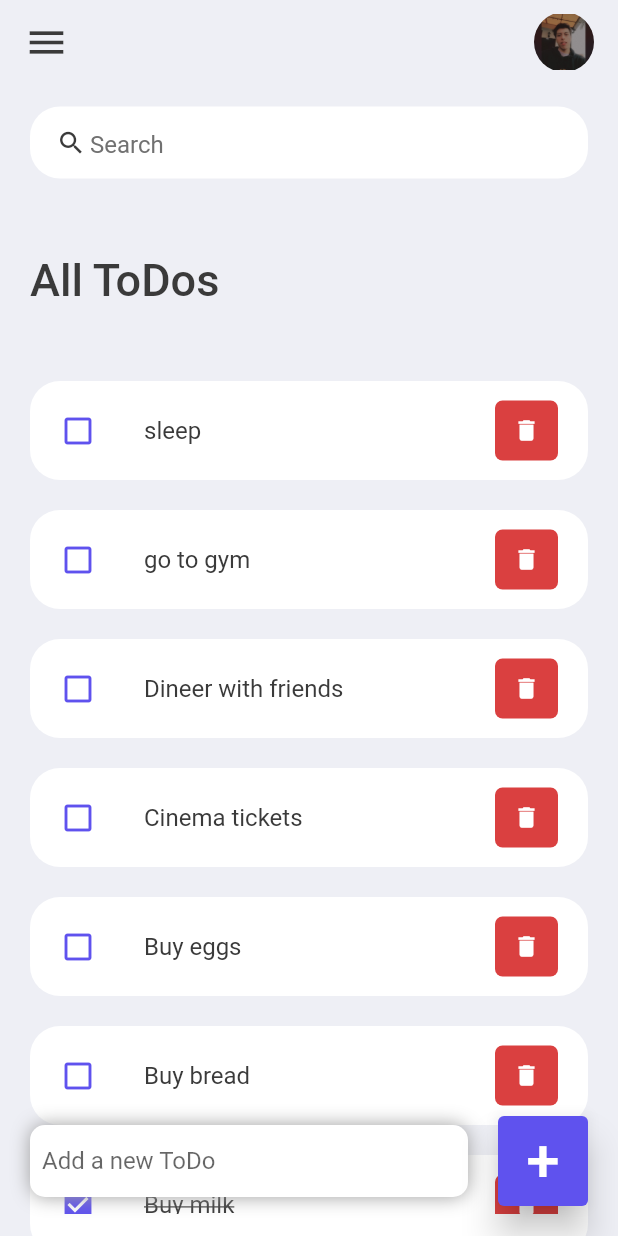
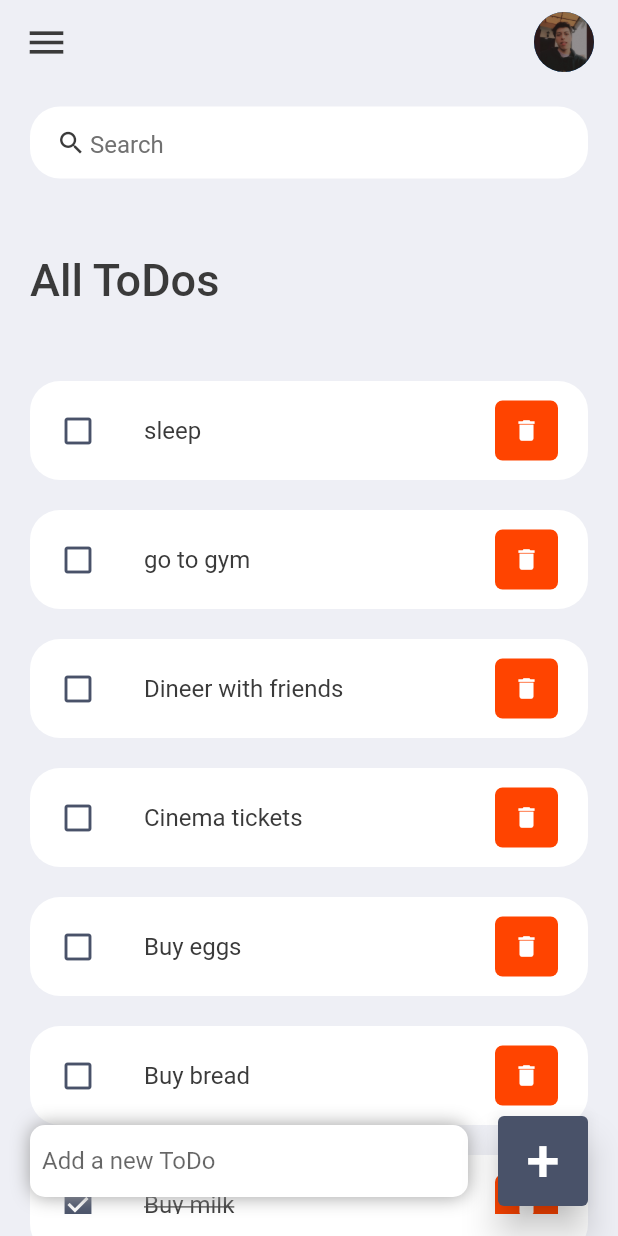
Before and after one commit to santiago01est/ToDo-App, a Flutter app: the screen it shows after launch, on a phone screen of 412 x 824 dp. Run offline on Flutter 3.47's test engine with Material 2 defaults, Android fonts, the phone set to English and light mode, and no system bars.

Commit message:
update colors theme

```diff
--- a/lib/constants/colors.dart
+++ b/lib/constants/colors.dart
@@ -1,7 +1,7 @@
 import 'package:flutter/material.dart';
 
-const Color tdRed = Color(0xFFDA4040);
-const Color tdBlue = Color(0xFF5F52EE);
+const Color tdRed = Color(0xffff4400);
+const Color tdBlueDark = Color(0xFF495269);
 
 const Color tdGrey = Color(0xFF717171);
 const Color tdBlack = Color(0xFF3A3A3A);
--- a/lib/screens/home.dart
+++ b/lib/screens/home.dart
@@ -106,7 +106,7 @@ class _HomeState extends State<Home> {
                         _addTodo(_todoController.text);
                       },
                       style: ElevatedButton.styleFrom(
-                        backgroundColor: tdBlue,
+                        backgroundColor: tdBlueDark,
                         minimumSize: const Size(60, 60),
                         elevation: 10,
                       ),
@@ -200,9 +200,8 @@ AppBar _buildAppBar() {
       Container(
         height: 40,
         width: 40,
-        child: ClipRRect(
-            borderRadius: BorderRadius.circular(30),
-            child: Image.asset('assets/images/icono.png')),
+        child: CircleAvatar(
+            radius: 20, backgroundImage: AssetImage('assets/images/icono.png')),
       )
     ]),
   );
--- a/lib/widgets/todo_item.dart
+++ b/lib/widgets/todo_item.dart
@@ -30,7 +30,7 @@ class ToDoItem extends StatelessWidget {
         tileColor: Colors.white,
         leading: Icon(
           todo.isDone ? Icons.check_box : Icons.check_box_outline_blank,
-          color: tdBlue,
+          color: tdBlueDark,
         ),
         title: Text(
           todo.todoText!,
```
